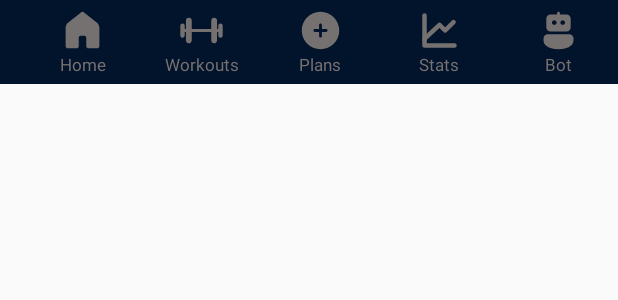
After one commit to Oauzz/CoreCraft, an Android app: the layout bottom_toolbar.xml on its own in the app's theme, with its tools: preview values and no code run, on a phone screen of 412 x 824 dp. The commit adds this screen. Shown: the top 300 px of the screen. Run offline under Robolectric (Android 15) with nearby library versions, the phone set to English and light mode, and no system bars.

Commit message:
Added toolbar layouts

```diff
--- a/app/src/main/java/com/corecraft/s5.java
+++ b/app/src/main/java/com/corecraft/s5.java
@@ -17,6 +17,7 @@ public class s5 extends AppCompatActivity {
     boolean isPwdVisible = false;
     TextView Error;
     Button Continue;
+    Button Login;
 
     @Override
     protected void onCreate(Bundle savedInstanceState) {
@@ -56,6 +57,9 @@ public class s5 extends AppCompatActivity {
             msg.append(getString(R.string.invalid_pwd_alphanumeric_error)).append('\n');
         if(msg.toString().equals("")){
             Error.setText("");
+            //TODO : change user password
+            setContentView(R.layout.s6_pwd_done);
+            Login = (Button) findViewById(R.id.s6_login_btn);
         }else{
             Error.setText(msg);
         }
--- /dev/null
+++ b/app/src/main/res/drawable/bottom_toolbar_bot.xml
@@ -0,0 +1,9 @@
+<vector xmlns:android="http://schemas.android.com/apk/res/android"
+    android:width="30dp"
+    android:height="30dp"
+    android:viewportWidth="30"
+    android:viewportHeight="30">
+  <path
+      android:pathData="M22.191,17.5C23.745,17.5 25.004,18.759 25.004,20.312V21.444C25.004,22.811 24.407,24.11 23.37,25C21.413,26.68 18.612,27.501 15,27.501C11.388,27.501 8.59,26.681 6.636,25.001C5.6,24.11 5.004,22.812 5.004,21.446V20.312C5.004,18.759 6.264,17.5 7.817,17.5H22.191ZM14.873,2.509L15,2.5C15.475,2.5 15.867,2.853 15.929,3.311L15.938,3.438L15.937,4.374L20.313,4.375C21.866,4.375 23.125,5.634 23.125,7.187V12.818C23.125,14.371 21.866,15.631 20.313,15.631H9.688C8.134,15.631 6.875,14.371 6.875,12.818V7.187C6.875,5.634 8.134,4.375 9.688,4.375L14.062,4.374L14.063,3.438C14.063,2.963 14.416,2.571 14.873,2.509ZM12.187,8.125C11.324,8.125 10.625,8.824 10.625,9.686C10.625,10.549 11.324,11.248 12.187,11.248C13.049,11.248 13.748,10.549 13.748,9.686C13.748,8.824 13.049,8.125 12.187,8.125ZM17.803,8.125C16.94,8.125 16.241,8.824 16.241,9.686C16.241,10.549 16.94,11.248 17.803,11.248C18.665,11.248 19.364,10.549 19.364,9.686C19.364,8.824 18.665,8.125 17.803,8.125Z"
+      android:fillColor="#ffffff"/>
+</vector>
--- /dev/null
+++ b/app/src/main/res/drawable/bottom_toolbar_home.xml
@@ -0,0 +1,9 @@
+<vector xmlns:android="http://schemas.android.com/apk/res/android"
+    android:width="30dp"
+    android:height="30dp"
+    android:viewportWidth="30"
+    android:viewportHeight="30">
+  <path
+      android:pathData="M24.688,26.875H19.063C18.199,26.875 17.5,26.176 17.5,25.313V19.688C17.5,18.997 16.941,18.438 16.25,18.438H13.75C13.059,18.438 12.5,18.997 12.5,19.688V25.313C12.5,26.176 11.801,26.875 10.938,26.875H5.313C4.449,26.875 3.75,26.176 3.75,25.313V13.383C3.75,11.946 4.409,10.589 5.537,9.7L14.419,2.701C14.76,2.433 15.24,2.433 15.58,2.701L24.464,9.7C25.592,10.589 26.25,11.946 26.25,13.382V25.313C26.25,26.176 25.551,26.875 24.688,26.875Z"
+      android:fillColor="#ffffff"/>
+</vector>
--- /dev/null
+++ b/app/src/main/res/drawable/bottom_toolbar_plans.xml
@@ -0,0 +1,10 @@
+<vector xmlns:android="http://schemas.android.com/apk/res/android"
+    android:width="30dp"
+    android:height="30dp"
+    android:viewportWidth="30"
+    android:viewportHeight="30">
+  <path
+      android:pathData="M15,27.5C21.903,27.5 27.5,21.903 27.5,15C27.5,8.096 21.903,2.5 15,2.5C8.096,2.5 2.5,8.096 2.5,15C2.5,21.903 8.096,27.5 15,27.5ZM15.938,11.25C15.938,10.732 15.518,10.313 15,10.313C14.482,10.313 14.063,10.732 14.063,11.25V14.063H11.25C10.732,14.063 10.313,14.482 10.313,15C10.313,15.518 10.732,15.938 11.25,15.938H14.063V18.75C14.063,19.268 14.482,19.688 15,19.688C15.518,19.688 15.938,19.268 15.938,18.75V15.938H18.75C19.268,15.938 19.688,15.518 19.688,15C19.688,14.482 19.268,14.063 18.75,14.063H15.938V11.25Z"
+      android:fillColor="#ffffff"
+      android:fillType="evenOdd"/>
+</vector>
--- /dev/null
+++ b/app/src/main/res/drawable/bottom_toolbar_stats.xml
@@ -0,0 +1,20 @@
+<vector xmlns:android="http://schemas.android.com/apk/res/android"
+    android:width="30dp"
+    android:height="30dp"
+    android:viewportWidth="30"
+    android:viewportHeight="30">
+  <path
+      android:pathData="M25,25H5V5"
+      android:strokeLineJoin="round"
+      android:strokeWidth="3"
+      android:fillColor="#00000000"
+      android:strokeColor="#ffffff"
+      android:strokeLineCap="round"/>
+  <path
+      android:pathData="M5,20.625L15,11.25L18.75,15L24.375,9.375"
+      android:strokeLineJoin="round"
+      android:strokeWidth="3"
+      android:fillColor="#00000000"
+      android:strokeColor="#ffffff"
+      android:strokeLineCap="round"/>
+</vector>
--- /dev/null
+++ b/app/src/main/res/drawable/bottom_toolbar_workout.xml
@@ -0,0 +1,41 @@
+<vector xmlns:android="http://schemas.android.com/apk/res/android"
+    android:width="30dp"
+    android:height="30dp"
+    android:viewportWidth="30"
+    android:viewportHeight="30">
+  <path
+      android:pathData="M2.813,15H27.188"
+      android:strokeLineJoin="round"
+      android:strokeWidth="2"
+      android:fillColor="#00000000"
+      android:strokeColor="#ffffff"
+      android:strokeLineCap="round"/>
+  <path
+      android:pathData="M24.375,8.438C24.375,7.92 23.955,7.5 23.438,7.5C22.92,7.5 22.5,7.92 22.5,8.438V21.563C22.5,22.08 22.92,22.5 23.438,22.5C23.955,22.5 24.375,22.08 24.375,21.563V8.438Z"
+      android:strokeLineJoin="round"
+      android:strokeWidth="2"
+      android:fillColor="#00000000"
+      android:strokeColor="#ffffff"
+      android:strokeLineCap="round"/>
+  <path
+      android:pathData="M7.5,8.438C7.5,7.92 7.08,7.5 6.563,7.5C6.045,7.5 5.625,7.92 5.625,8.438V21.563C5.625,22.08 6.045,22.5 6.563,22.5C7.08,22.5 7.5,22.08 7.5,21.563V8.438Z"
+      android:strokeLineJoin="round"
+      android:strokeWidth="2"
+      android:fillColor="#00000000"
+      android:strokeColor="#ffffff"
+      android:strokeLineCap="round"/>
+  <path
+      android:pathData="M2.813,11.719C2.813,11.46 2.603,11.25 2.344,11.25C2.085,11.25 1.875,11.46 1.875,11.719V18.281C1.875,18.54 2.085,18.75 2.344,18.75C2.603,18.75 2.813,18.54 2.813,18.281V11.719Z"
+      android:strokeLineJoin="round"
+      android:strokeWidth="2"
+      android:fillColor="#00000000"
+      android:strokeColor="#ffffff"
+      android:strokeLineCap="round"/>
+  <path
+      android:pathData="M28.125,11.719C28.125,11.46 27.915,11.25 27.656,11.25C27.397,11.25 27.188,11.46 27.188,11.719V18.281C27.188,18.54 27.397,18.75 27.656,18.75C27.915,18.75 28.125,18.54 28.125,18.281V11.719Z"
+      android:strokeLineJoin="round"
+      android:strokeWidth="2"
+      android:fillColor="#00000000"
+      android:strokeColor="#ffffff"
+      android:strokeLineCap="round"/>
+</vector>
--- /dev/null
+++ b/app/src/main/res/layout/bottom_toolbar.xml
@@ -0,0 +1,78 @@
+<?xml version="1.0" encoding="utf-8"?>
+<androidx.appcompat.widget.Toolbar
+    xmlns:android="http://schemas.android.com/apk/res/android"
+    xmlns:app="http://schemas.android.com/apk/res-auto"
+    android:id="@+id/bottom_toolbar"
+    android:layout_width="match_parent"
+    android:layout_height="?attr/actionBarSize"
+    android:background="@color/bottom_toolbar_background"
+    android:minHeight="?attr/actionBarSize"
+    android:theme="?attr/actionBarTheme">
+    <LinearLayout
+        android:id="@+id/bottom_toolbar_linear_layout"
+        android:layout_width="match_parent"
+        android:layout_height="match_parent"
+        android:orientation="horizontal"
+        android:weightSum="5">
+        <TextView
+            android:id="@+id/bottom_toolbar_home"
+            android:layout_width="0dp"
+            android:layout_height="wrap_content"
+            android:textSize="11sp"
+            android:textColor="@color/primary_color_5"
+            android:text="@string/home"
+            android:layout_gravity="center_vertical"
+            android:gravity="center_horizontal"
+            app:drawableTopCompat="@drawable/bottom_toolbar_home"
+            app:drawableTint="@color/primary_color_5"
+            android:layout_weight="1"/>
+        <TextView
+            android:id="@+id/bottom_toolbar_workout"
+            android:layout_width="0dp"
+            android:layout_height="wrap_content"
+            android:textSize="11sp"
+            android:textColor="@color/primary_color_5"
+            android:text="@string/workouts"
+            android:layout_gravity="center_vertical"
+            android:gravity="center_horizontal"
+            app:drawableTopCompat="@drawable/bottom_toolbar_workout"
+            app:drawableTint="@color/primary_color_5"
+            android:layout_weight="1"/>
+        <TextView
+            android:id="@+id/bottom_toolbar_plans"
+            android:layout_width="0dp"
+            android:layout_height="wrap_content"
+            android:textSize="11sp"
+            android:textColor="@color/primary_color_5"
+            android:text="@string/plans"
+            android:layout_gravity="center_vertical"
+            android:gravity="center_horizontal"
+            app:drawableTopCompat="@drawable/bottom_toolbar_plans"
+            app:drawableTint="@color/primary_color_5"
+            android:layout_weight="1"/>
+        <TextView
+            android:id="@+id/bottom_toolbar_stats"
+            android:layout_width="0dp"
+            android:layout_height="wrap_content"
+            android:textSize="11sp"
+            android:textColor="@color/primary_color_5"
+            android:text="@string/stats"
+            android:layout_gravity="center_vertical"
+            android:gravity="center_horizontal"
+            app:drawableTopCompat="@drawable/bottom_toolbar_stats"
+            app:drawableTint="@color/primary_color_5"
+            android:layout_weight="1"/>
+        <TextView
+            android:id="@+id/bottom_toolbar_bot"
+            android:layout_width="0dp"
+            android:layout_height="wrap_content"
+            android:textSize="11sp"
+            android:textColor="@color/primary_color_5"
+            android:text="@string/bot"
+            android:layout_gravity="center_vertical"
+            android:gravity="center_horizontal"
+            app:drawableTopCompat="@drawable/bottom_toolbar_bot"
+            app:drawableTint="@color/primary_color_5"
+            android:layout_weight="1"/>
+    </LinearLayout>
+</androidx.appcompat.widget.Toolbar>
--- a/app/src/main/res/layout/s6_pwd_done.xml
+++ b/app/src/main/res/layout/s6_pwd_done.xml
@@ -34,7 +34,7 @@
             android:layout_width="wrap_content"
             android:layout_height="wrap_content"
             android:fontFamily="@font/roboto_regular"
-            android:text="Password reset successfully. Continue to"
+            android:text="@string/pwd_reset_success"
             android:textAlignment="center"
             android:textColor="@color/white"
             android:textSize="14sp"
@@ -48,7 +48,7 @@
             android:layout_height="wrap_content"
             android:background="@drawable/btn_gradient"
             android:fontFamily="@font/carterone_regular"
-            android:text="Login"
+            android:text="@string/login"
             android:textColor="@color/white"
             android:textAlignment="center"
             android:textSize="18sp"
--- a/app/src/main/res/values/colors.xml
+++ b/app/src/main/res/values/colors.xml
@@ -9,4 +9,11 @@
     <color name="purple_700">#FF3700B3</color>
     <color name="teal_700">#00796B</color>
     <color name="teal_200">#03DAC5</color>
+    <color name="background_color">#030B16</color>
+    <color name="bottom_toolbar_background">#02132C</color>
+    <color name="primary_color_1">#0B2447</color>
+    <color name="primary_color_2">#19376D</color>
+    <color name="primary_color_3">#576CBC</color>
+    <color name="primary_color_4">#A5D7E8</color>
+    <color name="primary_color_5">#767171</color>
 </resources>
--- a/app/src/main/res/values/strings.xml
+++ b/app/src/main/res/values/strings.xml
@@ -18,5 +18,16 @@
     <string name="invalid_pwd_error">⬤ At least contains 8 characters \n⬤ Contains a capital and numeric character</string>
     <string name="invalid_pwd_8chars_error">⬤ At least contains 8 characters</string>
     <string name="invalid_pwd_alphanumeric_error">⬤ Contains a capital and numeric character</string>
+    <string name="pwd_reset_success">Password reset successfully. Continue to</string>
+    <string name="login">Login</string>
+    <string name="home">Home</string>
+    <string name="workouts">Workouts</string>
+    <string name="plans">Plans</string>
+    <string name="stats">Stats</string>
+    <string name="bot">Bot</string>
+    <!-- TODO: Remove or change this placeholder text -->
+    <string name="hello_blank_fragment">Hello blank fragment</string>
+    <string name="main_back_button">main back button</string>
+    <string name="main_home_button">main home button</string>
 
 </resources>
```
Also changed, not shown: app/src/main/res/drawable/toolbar_back.xml (added, +24 -0 lines), app/src/main/res/drawable/toolbar_home.xml (added, +24 -0 lines), app/src/main/res/layout/toolbar.xml (added, +47 -0 lines).
